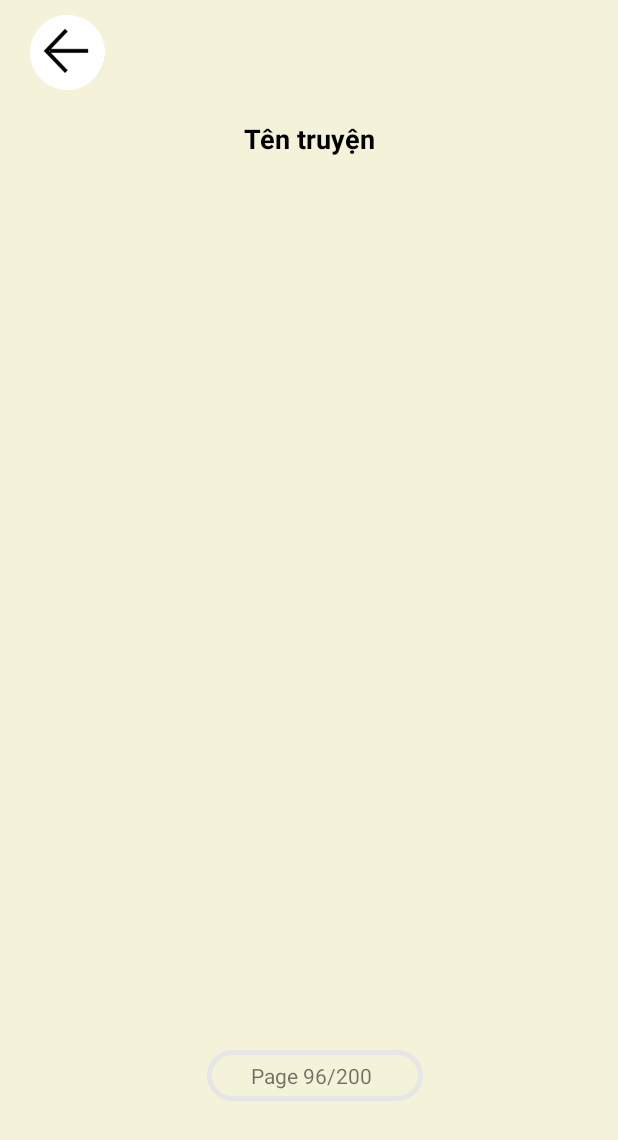
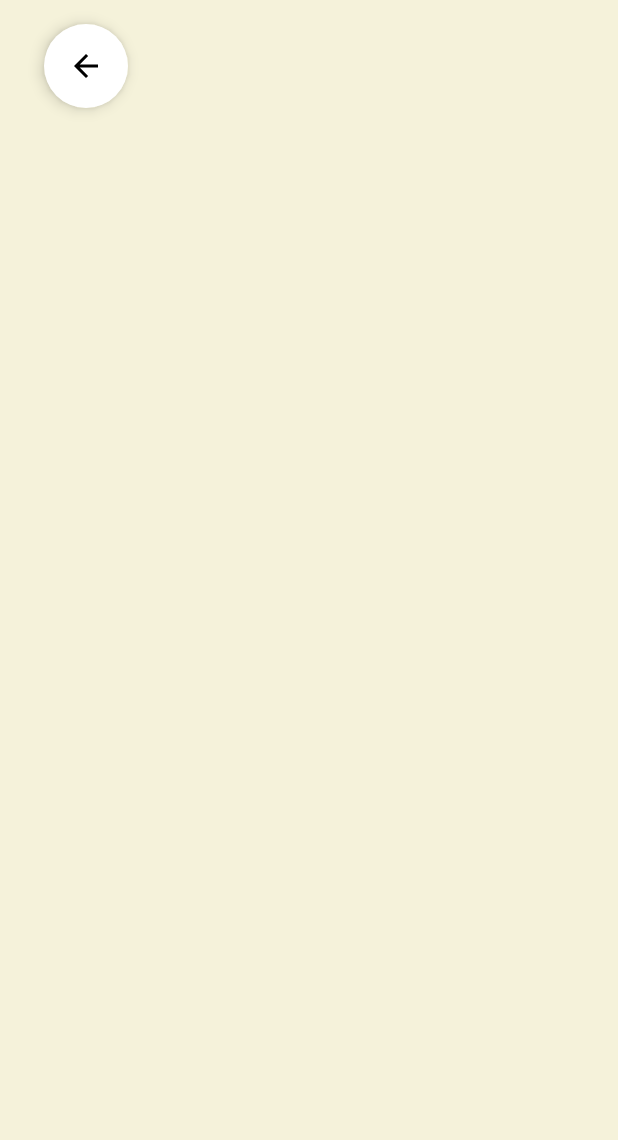
Before and after one commit to khanhjime/BookApp31, an Android app: the ReadActivity screen opened directly, with no data from a screen before it, on a phone screen of 412 x 824 dp. Shown: the top 1140 px of the screen. Run offline under Robolectric (Android 15) with nearby library versions, the phone set to English and light mode, and no system bars.

Commit message:
fix layout read, settings, splash

```diff
--- a/app/src/main/java/com/example/bookapp/ReadActivity.java
+++ b/app/src/main/java/com/example/bookapp/ReadActivity.java
@@ -3,17 +3,19 @@ package com.example.bookapp;
 import android.os.Bundle;
 import android.view.View;
 import android.widget.ImageView;
+import android.widget.TextView;
 
 import androidx.appcompat.app.ActionBar;
 import androidx.appcompat.app.AppCompatActivity;
 
 import com.example.bookapp.object.Chap;
+import com.google.android.material.floatingactionbutton.FloatingActionButton;
 
 import java.util.ArrayList;
 
 public class ReadActivity extends AppCompatActivity {
-
-    ImageView img_back;
+    FloatingActionButton fabBack;
+    TextView tvContent;
 
     @Override
     protected void onCreate(Bundle savedInstanceState) {
@@ -21,20 +23,15 @@ public class ReadActivity extends AppCompatActivity {
         setContentView(R.layout.activity_read);
 
         ActionBar actionBar = getSupportActionBar();
-
         actionBar.hide();
 
-        img_back = findViewById(R.id.btnback);
+        fabBack = findViewById(R.id.fabBack);
+        fabBack.setOnClickListener(view -> finish());
 
-        img_back.setOnClickListener(new View.OnClickListener() {
-            @Override
-            public void onClick(View view) {
-                finish();
-            }
-        });
+        tvContent = findViewById(R.id.tvContent);
 
 //        ArrayList<Chap> listNoiDung = (ArrayList<Chap>) getIntent().getSerializableExtra("noiDung");
-
+//        tvContent.setText();
 
     }
 
--- /dev/null
+++ b/app/src/main/res/drawable/ic_arrow_back.xml
@@ -0,0 +1,11 @@
+<vector xmlns:android="http://schemas.android.com/apk/res/android"
+    android:width="24dp"
+    android:height="24dp"
+    android:viewportWidth="24"
+    android:viewportHeight="24"
+    android:tint="?attr/colorControlNormal"
+    android:autoMirrored="true">
+  <path
+      android:fillColor="@android:color/white"
+      android:pathData="M20,11H7.83l5.59,-5.59L12,4l-8,8 8,8 1.41,-1.41L7.83,13H20v-2z"/>
+</vector>
--- a/app/src/main/res/layout/activity_read.xml
+++ b/app/src/main/res/layout/activity_read.xml
@@ -1,5 +1,5 @@
 <?xml version="1.0" encoding="utf-8"?>
-<RelativeLayout xmlns:android="http://schemas.android.com/apk/res/android"
+<androidx.constraintlayout.widget.ConstraintLayout xmlns:android="http://schemas.android.com/apk/res/android"
     xmlns:app="http://schemas.android.com/apk/res-auto"
     xmlns:tools="http://schemas.android.com/tools"
     android:layout_width="match_parent"
@@ -7,81 +7,29 @@
     android:background="@color/background"
     tools:context=".ReadActivity">
 
-    <LinearLayout
+
+    <com.google.android.material.floatingactionbutton.FloatingActionButton
+        android:id="@+id/fabBack"
+        android:layout_width="wrap_content"
+        android:layout_height="wrap_content"
+        android:layout_marginStart="29dp"
+        android:layout_marginTop="16dp"
+        android:backgroundTint="@color/white"
+        app:borderWidth="0dp"
+        android:src="@drawable/ic_arrow_back"
+        app:layout_constraintStart_toStartOf="parent"
+        app:layout_constraintTop_toTopOf="parent" />
+
+    <TextView
+        android:id="@+id/tvContent"
         android:layout_width="match_parent"
-        android:layout_height="match_parent"
-        android:orientation="vertical">
-
-        <LinearLayout
-
-            android:layout_width="match_parent"
-            android:layout_height="wrap_content">
-
-            <ImageView
-
-                android:id="@+id/btnback"
-                android:layout_width="50dp"
-                android:layout_height="50dp"
-                android:layout_marginLeft="20dp"
-                android:layout_marginTop="10dp"
-                android:src="@drawable/btnback"
-                android:textStyle="bold">
-
-            </ImageView>
+        android:layout_height="0dp"
+        app:layout_constraintBottom_toBottomOf="parent"
+        app:layout_constraintEnd_toEndOf="parent"
+        app:layout_constraintHorizontal_bias="0.0"
+        app:layout_constraintStart_toStartOf="parent"
+        app:layout_constraintTop_toBottomOf="@+id/fabBack"
+        app:layout_constraintVertical_bias="0.0" />
 
 
-        </LinearLayout>
-
-        <LinearLayout
-            android:layout_width="match_parent"
-            android:layout_height="630dp"
-            android:orientation="vertical">
-
-            <TextView
-                android:id="@+id/txt_tenTruyen"
-                android:layout_width="match_parent"
-                android:layout_height="wrap_content"
-                android:layout_marginLeft="30dp"
-                android:layout_marginTop="20dp"
-                android:layout_marginRight="30dp"
-                android:gravity="center"
-                android:text="Tên truyện"
-                android:textColor="@color/black"
-                android:textSize="18dp"
-                android:textStyle="bold" />
-
-
-
-                <TextView
-                    android:id="@+id/desTv"
-                    android:layout_width="match_parent"
-                    android:layout_height="match_parent"
-                    android:layout_marginLeft="5dp"
-                    android:layout_marginRight="5dp" />
-                <androidx.viewpager.widget.ViewPager
-                android:id="@+id/view_pager"
-                android:layout_width="match_parent"
-                android:layout_height="match_parent"/>
-        </LinearLayout>
-
-        <LinearLayout
-            android:layout_width="144dp"
-            android:layout_height="34dp"
-            android:layout_marginLeft="138dp"
-            android:layout_marginTop="10dp"
-            android:background="@drawable/layout3"
-            android:orientation="horizontal">
-
-            <TextView
-                android:id="@+id/textView"
-                android:layout_width="100dp"
-                android:layout_height="wrap_content"
-                android:layout_marginLeft="29dp"
-                android:layout_marginTop="7dp"
-                android:text="Page 96/200"
-                android:textSize="14sp" />
-        </LinearLayout>
-
-    </LinearLayout>
-
-</RelativeLayout>
+</androidx.constraintlayout.widget.ConstraintLayout>
--- a/app/src/main/res/layout/fragment_bookshelf.xml
+++ b/app/src/main/res/layout/fragment_bookshelf.xml
@@ -36,8 +36,8 @@
 
         <ImageView
             android:id="@+id/imgUpdate"
-            android:layout_width="32dp"
-            android:layout_height="36dp"
+            android:layout_width="30dp"
+            android:layout_height="30dp"
             android:layout_alignParentEnd="true"
             android:layout_marginEnd="11dp"
             android:src="@drawable/icon2"
--- a/app/src/main/res/values/strings.xml
+++ b/app/src/main/res/values/strings.xml
@@ -5,4 +5,7 @@
     <string name="title_notifications">Setting</string>
     <!-- TODO: Remove or change this placeholder text -->
     <string name="hello_blank_fragment">Hello blank fragment</string>
+    <string name="about">About</string>
+    <string name="help_center">Help Center</string>
+    <string name="settings">Settings</string>
 </resources>
```
Also changed, not shown: app/src/main/res/layout/fragment_setting.xml (+46 -57 lines), app/src/main/res/layout/splash_screen.xml (+6 -5 lines), app/src/main/res/drawable/banner.png (added), app/src/main/res/drawable/btnback.png (deleted), app/src/main/res/drawable/small_banner.png (added), app/src/main/res/drawable/wpp1.png (deleted).
